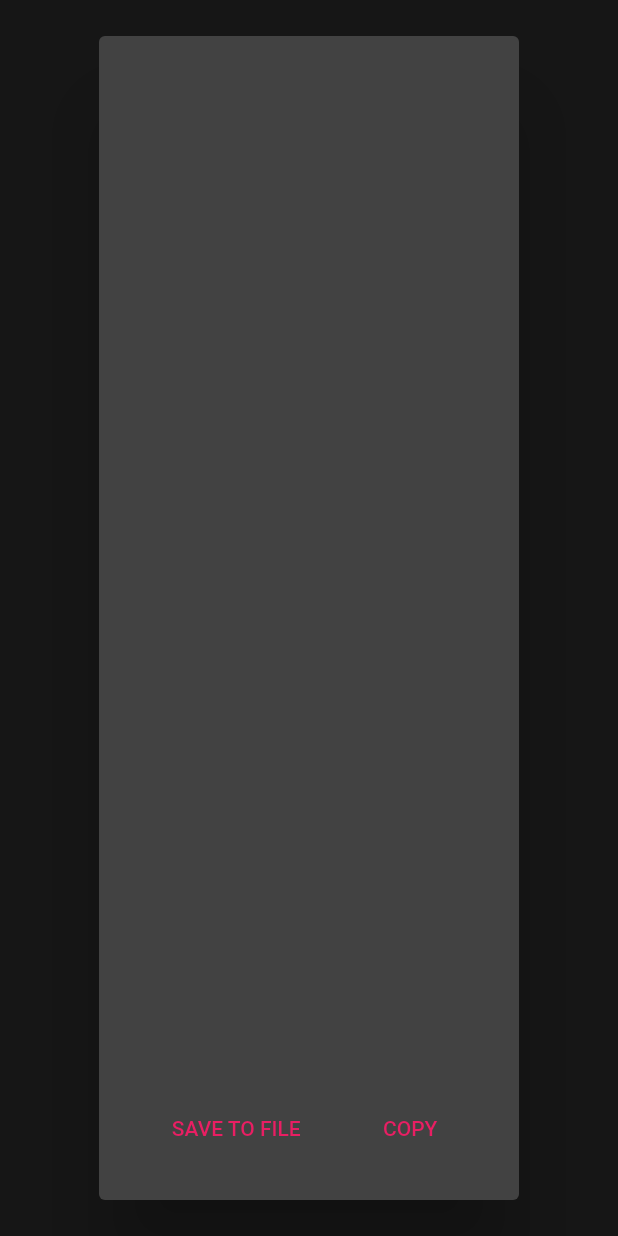
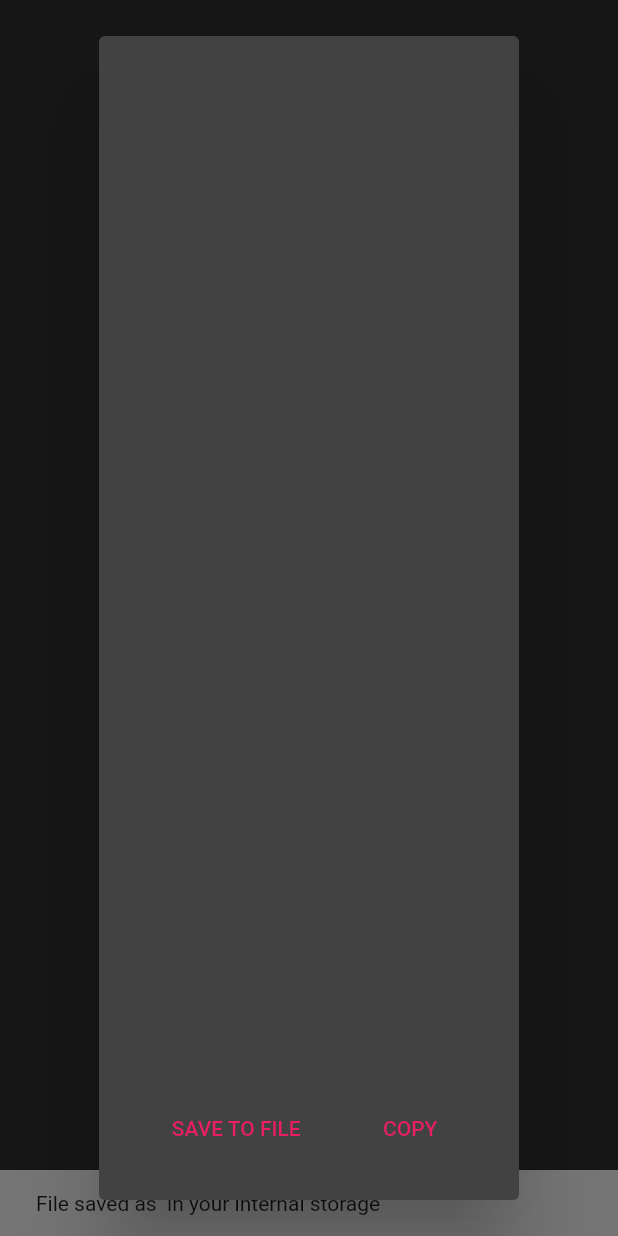
Before and after one commit to loyston500/multi-music, a Flutter app: what jsonDisplayDialog() shows on an empty page, opened directly with empty values, after a tap on "SAVE TO FILE", on a phone screen of 412 x 824 dp. Run offline on Flutter 3.47's test engine with Material 2 defaults, Android fonts, the light colour scheme and no system bars; our stand-ins replace file_picker, flutter_colorpicker, just_audio, permission_handler; missing offline and left inert: toml.

Commit message:
partially implemented save to file mechanism

```diff
--- a/lib/dialogs/json_display.dart
+++ b/lib/dialogs/json_display.dart
@@ -1,6 +1,8 @@
 import 'package:flutter/material.dart';
+import 'package:multi_music/impls/utils.dart';
 
-Future<void> jsonDisplayDialog(BuildContext context, String encoded) {
+Future<void> jsonDisplayDialog(
+    BuildContext context, String encoded, String fileName) {
   return showDialog(
       context: context,
       builder: (context) {
@@ -18,7 +20,21 @@ Future<void> jsonDisplayDialog(BuildContext context, String encoded) {
                   mainAxisAlignment: MainAxisAlignment.spaceAround,
                   children: [
                     TextButton(
-                        onPressed: () {}, child: const Text("SAVE TO FILE")),
+                        onPressed: () {
+                          try {
+                            saveFileLocally(fileName, encoded);
+                            ScaffoldMessenger.of(context).showSnackBar(SnackBar(
+                              content: Text(
+                                  "File saved as $fileName in your internal storage"),
+                            ));
+                          } catch (e) {
+                            ScaffoldMessenger.of(context)
+                                .showSnackBar(const SnackBar(
+                              content: Text("Error saving the file"),
+                            ));
+                          }
+                        },
+                        child: const Text("SAVE TO FILE")),
                     TextButton(onPressed: () {}, child: const Text("COPY")),
                   ],
                 ),
--- /dev/null
+++ b/lib/impls/utils.dart
@@ -0,0 +1,26 @@
+import 'package:path_provider/path_provider.dart';
+import 'package:permission_handler/permission_handler.dart';
+import 'dart:io';
+
+void saveFileLocally(String fileName, String content) async {
+  Directory? dir = await getExternalStorageDirectory();
+  if (dir != null) {
+    if (await Permission.storage.request().isGranted) {
+      var folders = dir.path.split('/');
+      var index = folders.indexOf('Android');
+      if (index > 0) {
+        // What the actual f*ck
+        var dir =
+            Directory("${folders.sublist(0, index).join('/')}/Multi Music");
+        if (!await dir.exists()) {
+          await dir.create(recursive: true);
+        }
+
+        if (await dir.exists()) {
+          File file = File("${dir.path}/$fileName");
+          file.writeAsString(content);
+        }
+      }
+    }
+  }
+}
--- a/lib/main.dart
+++ b/lib/main.dart
@@ -115,7 +115,7 @@ class MyHomePageState extends State<MyHomePage> {
                 if (value == 1) {
                   String encoded =
                       const JsonEncoder.withIndent("  ").convert(players);
-                  await jsonDisplayDialog(context, encoded);
+                  await jsonDisplayDialog(context, encoded, "data.json");
                 } else if (value == 2) {
                   String encoded = TomlDocument.fromMap({
                     "players": [
@@ -124,7 +124,7 @@ class MyHomePageState extends State<MyHomePage> {
                           ..removeWhere((key, value) => value == null)
                     ]
                   }).toString();
-                  await jsonDisplayDialog(context, encoded);
+                  await jsonDisplayDialog(context, encoded, "data.toml");
                 }
               },
             ),
--- a/pubspec.yaml
+++ b/pubspec.yaml
@@ -39,10 +39,12 @@ dependencies:
   just_audio: ^0.9.30
   flutter_colorpicker: ^1.0.3
   file_picker: ^5.2.4
-  flutter_file_dialog: ^2.3.2
+  path_provider: ^2.0.11
+  permission_handler: ^10.2.0
   json_annotation: ^4.7.0
   build_runner: ^2.3.3
   toml: ^0.13.1
+
 
 dev_dependencies:
   flutter_test:
```
Also changed, not shown: pubspec.lock, 3 other files.
